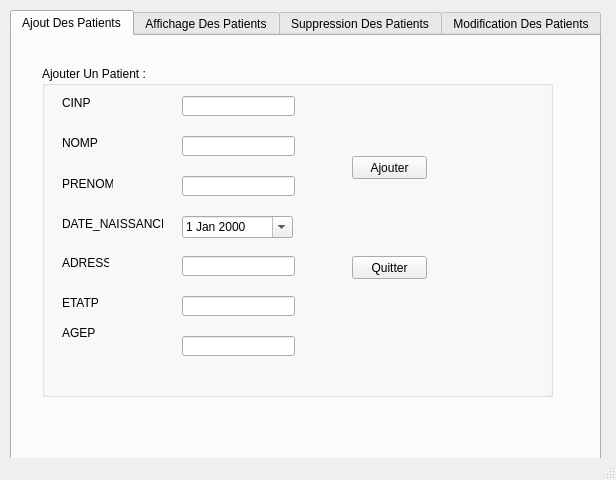
First picture: the form in mainwindow.ui, repository HmiziTamim/SMART_AID_ASSOCIATION_2A10, before the edit.
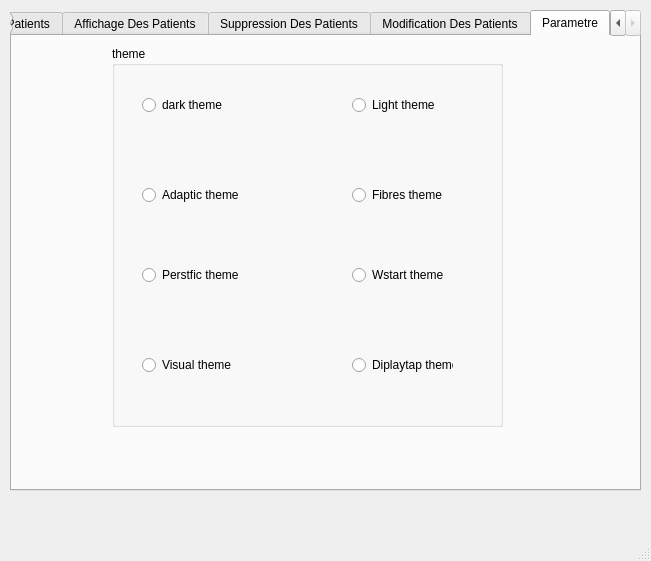
Second picture: the form after the edit. The open tabs and pages were chosen to show the change.

Diff of the .ui file:
```diff
--- a/mainwindow.ui
+++ b/mainwindow.ui
@@ -6,8 +6,8 @@
    <rect>
     <x>0</x>
     <y>0</y>
-    <width>616</width>
-    <height>480</height>
+    <width>651</width>
+    <height>561</height>
    </rect>
   </property>
   <property name="windowTitle">
@@ -22,7 +22,7 @@
      <rect>
       <x>10</x>
       <y>10</y>
-      <width>591</width>
+      <width>631</width>
       <height>481</height>
      </rect>
     </property>
@@ -674,6 +674,128 @@
       </widget>
      </widget>
     </widget>
+    <widget class="QWidget" name="tab_5">
+     <attribute name="title">
+      <string>Parametre</string>
+     </attribute>
+     <widget class="QGroupBox" name="groupBox_4">
+      <property name="geometry">
+       <rect>
+        <x>100</x>
+        <y>10</y>
+        <width>391</width>
+        <height>381</height>
+       </rect>
+      </property>
+      <property name="title">
+       <string>theme</string>
+      </property>
+      <widget class="QRadioButton" name="radioButton_2">
+       <property name="geometry">
+        <rect>
+         <x>30</x>
+         <y>140</y>
+         <width>101</width>
+         <height>18</height>
+        </rect>
+       </property>
+       <property name="text">
+        <string>Adaptic theme</string>
+       </property>
+      </widget>
+      <widget class="QRadioButton" name="radioButton_4">
+       <property name="geometry">
+        <rect>
+         <x>240</x>
+         <y>140</y>
+         <width>91</width>
+         <height>18</height>
+        </rect>
+       </property>
+       <property name="text">
+        <string>Fibres theme</string>
+       </property>
+      </widget>
+      <widget class="QRadioButton" name="radioButton_3">
+       <property name="geometry">
+        <rect>
+         <x>30</x>
+         <y>220</y>
+         <width>101</width>
+         <height>18</height>
+        </rect>
+       </property>
+       <property name="text">
+        <string>Perstfic theme</string>
+       </property>
+      </widget>
+      <widget class="QRadioButton" name="radioButton">
+       <property name="geometry">
+        <rect>
+         <x>30</x>
+         <y>50</y>
+         <width>83</width>
+         <height>18</height>
+        </rect>
+       </property>
+       <property name="text">
+        <string>dark theme</string>
+       </property>
+      </widget>
+      <widget class="QRadioButton" name="radioButton_9">
+       <property name="geometry">
+        <rect>
+         <x>240</x>
+         <y>50</y>
+         <width>91</width>
+         <height>18</height>
+        </rect>
+       </property>
+       <property name="text">
+        <string>Light theme</string>
+       </property>
+      </widget>
+      <widget class="QRadioButton" name="radioButton_10">
+       <property name="geometry">
+        <rect>
+         <x>30</x>
+         <y>310</y>
+         <width>101</width>
+         <height>18</height>
+        </rect>
+       </property>
+       <property name="text">
+        <string>Visual theme</string>
+       </property>
+      </widget>
+      <widget class="QRadioButton" name="radioButton_11">
+       <property name="geometry">
+        <rect>
+         <x>240</x>
+         <y>220</y>
+         <width>101</width>
+         <height>18</height>
+        </rect>
+       </property>
+       <property name="text">
+        <string>Wstart theme</string>
+       </property>
+      </widget>
+      <widget class="QRadioButton" name="radioButton_12">
+       <property name="geometry">
+        <rect>
+         <x>240</x>
+         <y>310</y>
+         <width>101</width>
+         <height>18</height>
+        </rect>
+       </property>
+       <property name="text">
+        <string>Diplaytap theme</string>
+       </property>
+      </widget>
+     </widget>
+    </widget>
    </widget>
   </widget>
   <widget class="QStatusBar" name="statusbar"/>
```
Left out of the diff: 2 changed lines with no effect on the pictures.
